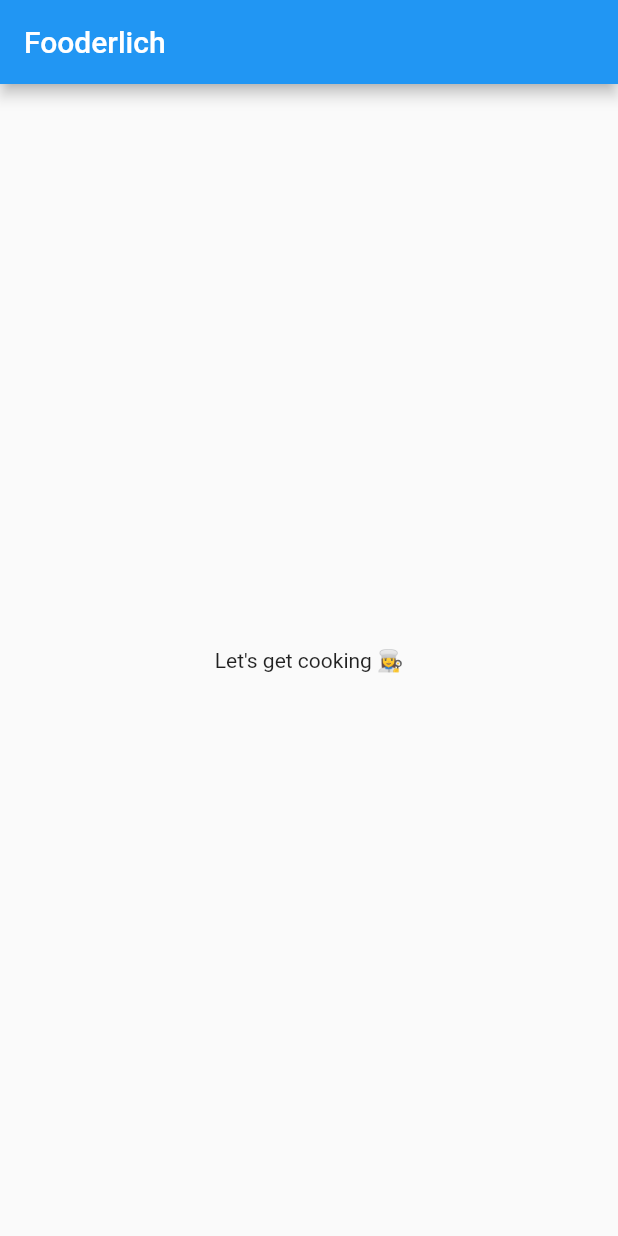
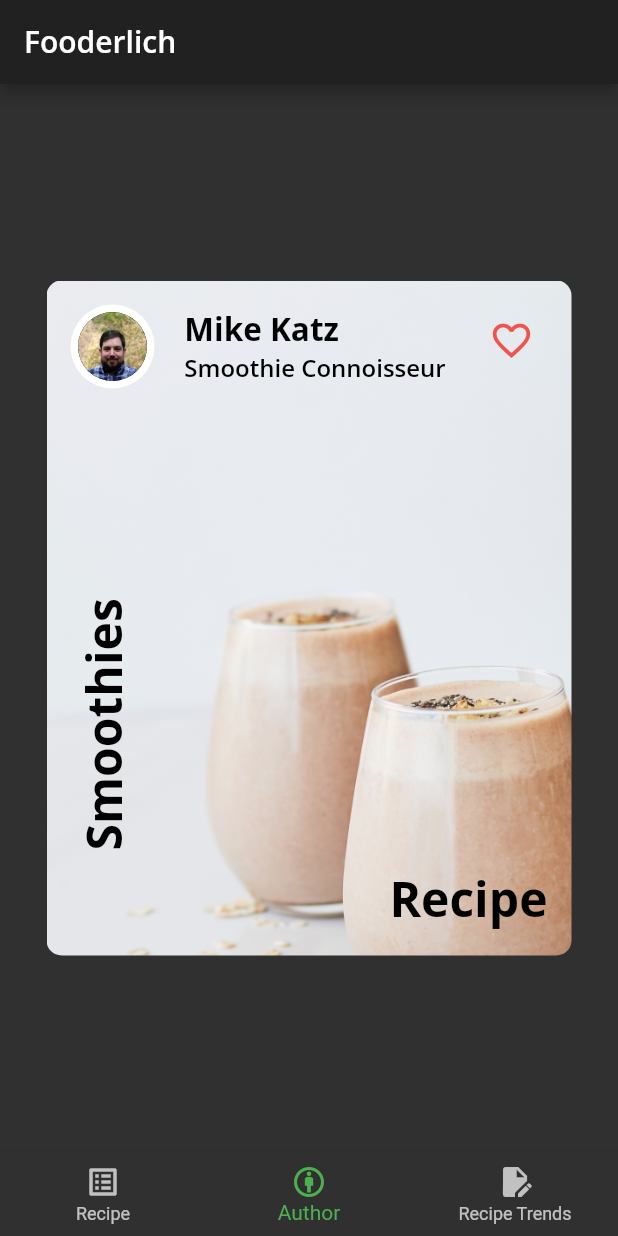
Before and after one commit to fsnyman/flutter-course-lessons, a Flutter app: the screen it shows after launch, on a phone screen of 412 x 824 dp. Run offline on Flutter 3.47's test engine with Material 2 defaults, Android fonts, the phone set to English and light mode, and no system bars; our stand-ins replace google_fonts.

```diff
--- a/Flutter Apprentice Book/02_full_recipe_app/fooderlich/analysis_options.yaml
+++ b/Flutter Apprentice Book/02_full_recipe_app/fooderlich/analysis_options.yaml
@@ -22,7 +22,7 @@ analyzer:
     unrelated_type_equality_checks: error
 
     #This is added as an error to make viewing code on the web easier
-    lines_longer_than_80_chars: error
+    #lines_longer_than_80_chars: error
 
 linter:
   rules:
@@ -31,7 +31,7 @@ linter:
     - avoid_bool_literals_in_conditional_expressions
     - cancel_subscriptions
     - close_sinks
-    - lines_longer_than_80_chars
+    #- lines_longer_than_80_chars
     - omit_local_variable_types
     - only_throw_errors
     - prefer_final_in_for_each
--- /dev/null
+++ b/Flutter Apprentice Book/02_full_recipe_app/fooderlich/lib/author_card.dart
@@ -0,0 +1,66 @@
+import 'circle_image.dart';
+import 'package:flutter/material.dart';
+import 'fooderlich_theme.dart';
+
+class AuthorCard extends StatefulWidget {
+  final String authorName;
+  final String title;
+  final ImageProvider? imageProvider;
+
+  const AuthorCard({
+    Key? key,
+    required this.authorName,
+    required this.title,
+    this.imageProvider,
+  }) : super(key: key);
+
+  @override
+  State<AuthorCard> createState() => _AuthorCardState();
+}
+
+class _AuthorCardState extends State<AuthorCard> {
+  bool _isFavorited = false;
+  @override
+  Widget build(BuildContext context) {
+    return Container(
+      padding: const EdgeInsets.all(16),
+      child: Row(
+        mainAxisAlignment: MainAxisAlignment.spaceBetween,
+        children: [
+          Align(
+            alignment: Alignment.topLeft,
+            child: CircleImage(
+              imageProvider: widget.imageProvider,
+              imageRadius: 28,
+            ),
+          ),
+          Column(
+            crossAxisAlignment: CrossAxisAlignment.start,
+            children: [
+              const SizedBox(height: 2),
+              Text(
+                widget.authorName,
+                style: FooderlichTheme.lightTextTheme.displayMedium,
+              ),
+              Text(
+                widget.title,
+                style: FooderlichTheme.lightTextTheme.displaySmall,
+              ),
+            ],
+          ),
+          Align(
+            alignment: Alignment.topRight,
+            child: IconButton(
+              icon: Icon(_isFavorited ? Icons.favorite : Icons.favorite_border),
+              iconSize: 30,
+              color: Colors.red[400],
+              onPressed: () {
+                setState(() => _isFavorited = !_isFavorited);
+              },
+            ),
+          )
+        ],
+      ),
+    );
+  }
+}
--- /dev/null
+++ b/Flutter Apprentice Book/02_full_recipe_app/fooderlich/lib/card2.dart
@@ -0,0 +1,50 @@
+import 'package:flutter/material.dart';
+import 'author_card.dart';
+import 'fooderlich_theme.dart';
+
+class Card2 extends StatelessWidget {
+  const Card2({Key? key}) : super(key: key);
+
+  @override
+  Widget build(BuildContext context) {
+    return Center(
+        child: Container(
+      constraints: const BoxConstraints.expand(width: 350, height: 450),
+      decoration: const BoxDecoration(
+        image: DecorationImage(
+          image: AssetImage('assets/mag5.png'),
+          fit: BoxFit.cover, //the BorderRadius didn't work without this line
+        ),
+        borderRadius: BorderRadius.all(Radius.circular(10.0)),
+      ),
+      child: Stack(children: [
+        const AuthorCard(
+          authorName: 'Mike Katz',
+          title: 'Smoothie Connoisseur',
+          imageProvider: AssetImage('assets/author_katz.jpeg'),
+        ),
+        Stack(children: [
+          Positioned(
+            bottom: 16,
+            right: 16,
+            child: Text(
+              'Recipe',
+              style: FooderlichTheme.lightTextTheme.displayLarge,
+            ),
+          ),
+          Positioned(
+            bottom: 70,
+            left: 16,
+            child: RotatedBox(
+              quarterTurns: 3,
+              child: Text(
+                'Smoothies',
+                style: FooderlichTheme.lightTextTheme.displayLarge,
+              ),
+            ),
+          ),
+        ])
+      ]),
+    ));
+  }
+}
--- /dev/null
+++ b/Flutter Apprentice Book/02_full_recipe_app/fooderlich/lib/circle_image.dart
@@ -0,0 +1,20 @@
+import 'package:flutter/material.dart';
+
+class CircleImage extends StatelessWidget {
+  const CircleImage({Key? key, this.imageProvider, this.imageRadius = 20}) : super(key: key);
+
+  final double imageRadius;
+  final ImageProvider? imageProvider;
+
+  @override
+  Widget build(BuildContext context) {
+    return CircleAvatar(
+      backgroundColor: Colors.white,
+      radius: imageRadius,
+      child: CircleAvatar(
+        radius: imageRadius - 5,
+        backgroundImage: imageProvider,
+      ),
+    );
+  }
+}
--- /dev/null
+++ b/Flutter Apprentice Book/02_full_recipe_app/fooderlich/lib/home.dart
@@ -0,0 +1,56 @@
+//import 'package:flutter/foundation.dart';
+import 'package:flutter/material.dart';
+import 'card1.dart';
+import 'card2.dart';
+import 'card3.dart';
+
+// 1
+class Home extends StatefulWidget {
+  const Home({Key? key}) : super(key: key);
+
+  @override
+  Homestate createState() => Homestate();
+}
+
+class Homestate extends State<Home> {
+  int _selectedIndex = 1;
+  List<Widget> pages = <Widget>[
+    const Card1(),
+    const Card2(),
+    const Card3(),
+  ];
+
+  void _onItemTapped(int index) {
+    //this is called a handler
+    setState(() => _selectedIndex = index);
+  }
+
+  @override
+  Widget build(BuildContext context) {
+    return Scaffold(
+      appBar: AppBar(
+        title: Text('Fooderlich', style: Theme.of(context).textTheme.titleLarge),
+      ),
+      body: pages[_selectedIndex],
+      bottomNavigationBar: BottomNavigationBar(
+        currentIndex: _selectedIndex,
+        onTap: _onItemTapped,
+        selectedItemColor: Theme.of(context).textSelectionTheme.selectionColor,
+        items: const [
+          BottomNavigationBarItem(
+            icon: Icon(Icons.list_alt),
+            label: 'Recipe',
+          ),
+          BottomNavigationBarItem(
+            icon: Icon(Icons.attribution),
+            label: 'Author',
+          ),
+          BottomNavigationBarItem(
+            icon: Icon(Icons.edit_document),
+            label: 'Recipe Trends',
+          ),
+        ],
+      ),
+    );
+  }
+}
--- a/Flutter Apprentice Book/02_full_recipe_app/fooderlich/lib/main.dart
+++ b/Flutter Apprentice Book/02_full_recipe_app/fooderlich/lib/main.dart
@@ -1,28 +1,23 @@
+// ignore_for_file: lines_longer_than_80_chars
+
 import 'package:flutter/material.dart';
+import 'fooderlich_theme.dart';
+import 'home.dart';
 
 void main() {
   // 1
-  runApp(const Fooderlich());
+  runApp(const Fooderlich()); //starting the root widget
 }
 
 class Fooderlich extends StatelessWidget {
-  // 2
-  const Fooderlich({super.key});
+  const Fooderlich({Key? key}) : super(key: key);
   @override
   Widget build(BuildContext context) {
-    // TODO: Create theme
-    // TODO: Apply Home widget
-    // 3
+    final theme = FooderlichTheme.dark();
     return MaterialApp(
-      // TODO: Add theme
+      theme: theme,
       title: 'Fooderlich',
-      // 4
-      home: Scaffold(
-        // TODO: Style the title
-        appBar: AppBar(title: const Text('Fooderlich')),
-        // TODO: Style the body text
-        body: const Center(child: Text('Let\'s get cooking 👩‍🍳')),
-      ),
+      home: const Home(),
     );
   }
 }
--- a/Flutter Apprentice Book/02_full_recipe_app/fooderlich/pubspec.yaml
+++ b/Flutter Apprentice Book/02_full_recipe_app/fooderlich/pubspec.yaml
@@ -10,7 +10,7 @@ environment:
 dependencies:
   flutter:
     sdk: flutter
-  google_fonts: ^3.0.1
+  google_fonts: ^5.1.0
 
 dev_dependencies:
   flutter_test:
```
Also changed, not shown: Flutter Apprentice Book/02_full_recipe_app/fooderlich/lib/card1.dart (added, +57 -0 lines), Flutter Apprentice Book/02_full_recipe_app/fooderlich/lib/card3.dart (added, +131 -0 lines), 5 other files.
